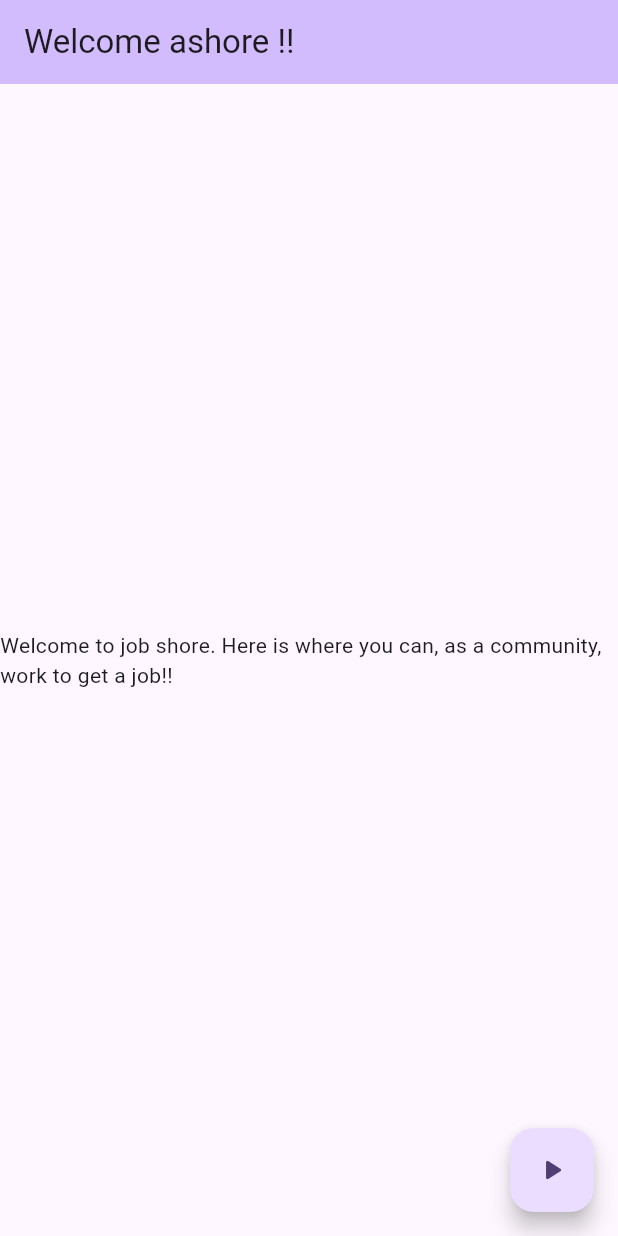
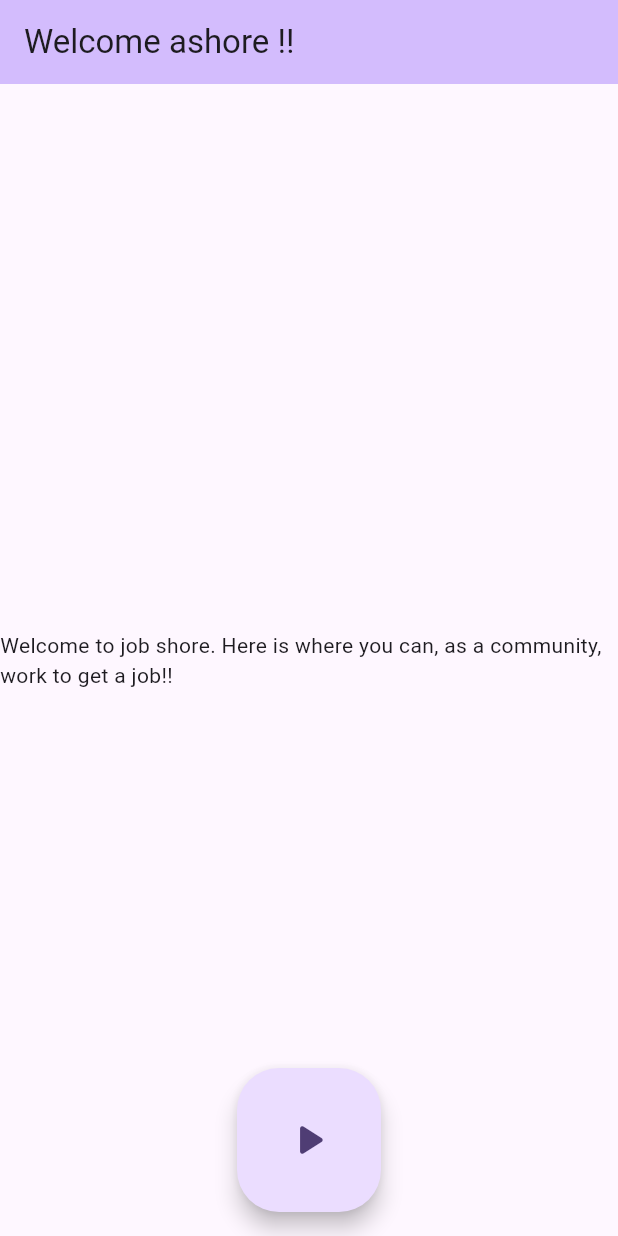
Before and after one commit to RajatVerma099/Harbour, a Flutter app: the screen it shows after launch, on a phone screen of 412 x 824 dp. Run offline on Flutter 3.47's test engine with Material 3 defaults, Android fonts, the phone set to English and light mode, and no system bars; our stand-ins replace animated_splash_screen, cloud_firestore, firebase_core, flutter_linkify; missing offline and left inert: onesignal_flutter; accounts and stored records are empty.

Commit message:
Playing with UI

```diff
--- a/lib/main.dart
+++ b/lib/main.dart
@@ -75,7 +75,8 @@ class _MyHomePageState extends State<MyHomePage> {
           ],
         ),
       ),
-      floatingActionButton: FloatingActionButton(
+      floatingActionButtonLocation: FloatingActionButtonLocation.centerFloat,
+      floatingActionButton: FloatingActionButton.large(
         onPressed: () => goTo(const ShowData(), context),
         tooltip: 'Lets start!',
         child: const Icon(Icons.play_arrow_rounded),
```
